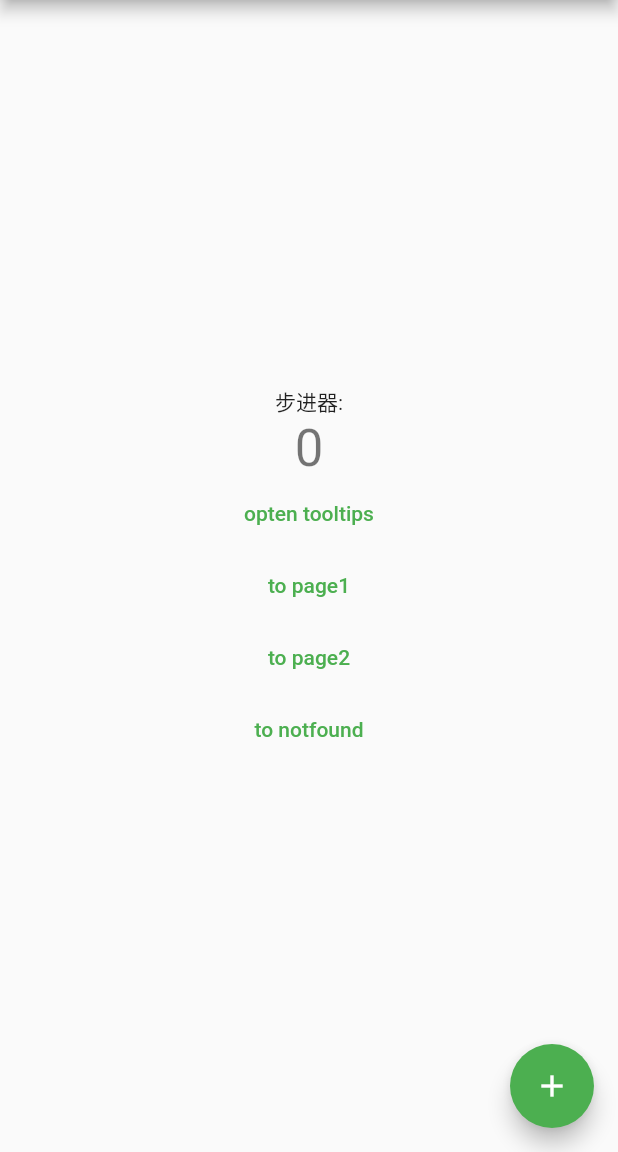
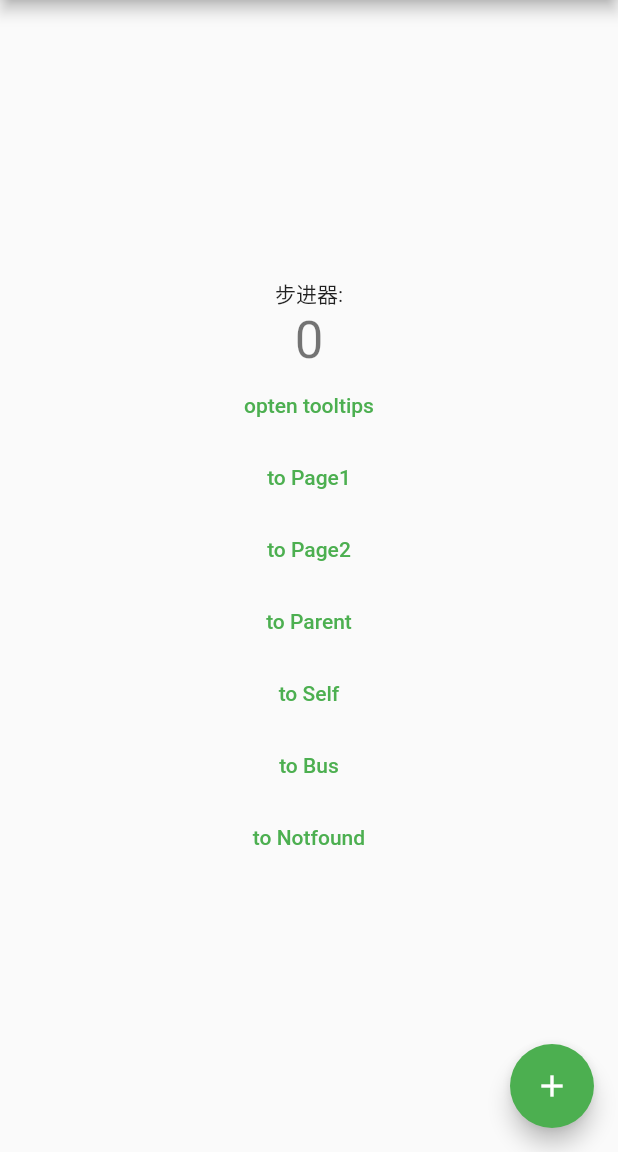
Before and after one commit to Liangmr0505/n-e.flutter, a Flutter app: the screen it shows after launch, on a phone screen of 412 x 824 dp, the part 84-1236 px from its top. Run offline on Flutter 3.47's test engine with Material 2 defaults, Android fonts, the phone set to English and light mode, and no system bars.

Commit message:
feat: 状态管理

```diff
--- a/lib/app.dart
+++ b/lib/app.dart
@@ -1,4 +1,7 @@
 import 'package:first/pages/route_test/page1/child/tip_route.dart';
+import 'package:first/pages/tapbox/bus/bus.dart';
+import 'package:first/pages/tapbox/parent/parent.dart';
+import 'package:first/pages/tapbox/self/index.dart';
 import 'package:flutter/material.dart';
 import './pages/route_test/page1/page1.dart';
 import './pages/route_test/page2/page2.dart';
@@ -23,6 +26,9 @@ class MyApp extends StatelessWidget {
         "/page1": (context) => const page1(),
         "/page2": (context) => const page2(),
         "/notfound": (context) => const NotFound(),
+        "/parent": (context) => ParentWidget(),
+        "/self": (context) => const TapboxA(),
+        "/bus": (context) => Bus(),
         "/": (context) =>
             const MyHomePage(title: 'Flutter Demo Home Page'), //注册首页路由
       },
@@ -83,7 +89,7 @@ class _MyHomePageState extends State<MyHomePage> {
               child: const Text("opten tooltips"),
             ),
             TextButton(
-              child: const Text("to page1"),
+              child: const Text("to Page1"),
               onPressed: () {
                 // 路由传参
                 Navigator.of(context)
@@ -92,13 +98,31 @@ class _MyHomePageState extends State<MyHomePage> {
             ),
             // to page2
             TextButton(
-              child: const Text("to page2"),
+              child: const Text("to Page2"),
               onPressed: () {
                 Navigator.pushNamed(context, "/page2");
               },
             ),
             TextButton(
-              child: const Text("to notfound"),
+              child: const Text("to Parent"),
+              onPressed: () {
+                Navigator.pushNamed(context, "/parent");
+              },
+            ),
+            TextButton(
+              child: const Text("to Self"),
+              onPressed: () {
+                Navigator.pushNamed(context, "/self");
+              },
+            ),
+            TextButton(
+              child: const Text("to Bus"),
+              onPressed: () {
+                Navigator.pushNamed(context, "/bus");
+              },
+            ),
+            TextButton(
+              child: const Text("to Notfound"),
               onPressed: () {
                 Navigator.pushNamed(context, "/notfound");
               },
```
Also changed, not shown: lib/pages/tapbox/bus/bus.dart (added, +27 -0 lines), lib/pages/tapbox/bus/tapbox.dart (added, +69 -0 lines), lib/pages/tapbox/parent/child.dart (added, +33 -0 lines), lib/pages/tapbox/parent/parent.dart (added, +29 -0 lines), lib/pages/tapbox/self/index.dart (added, +38 -0 lines).
